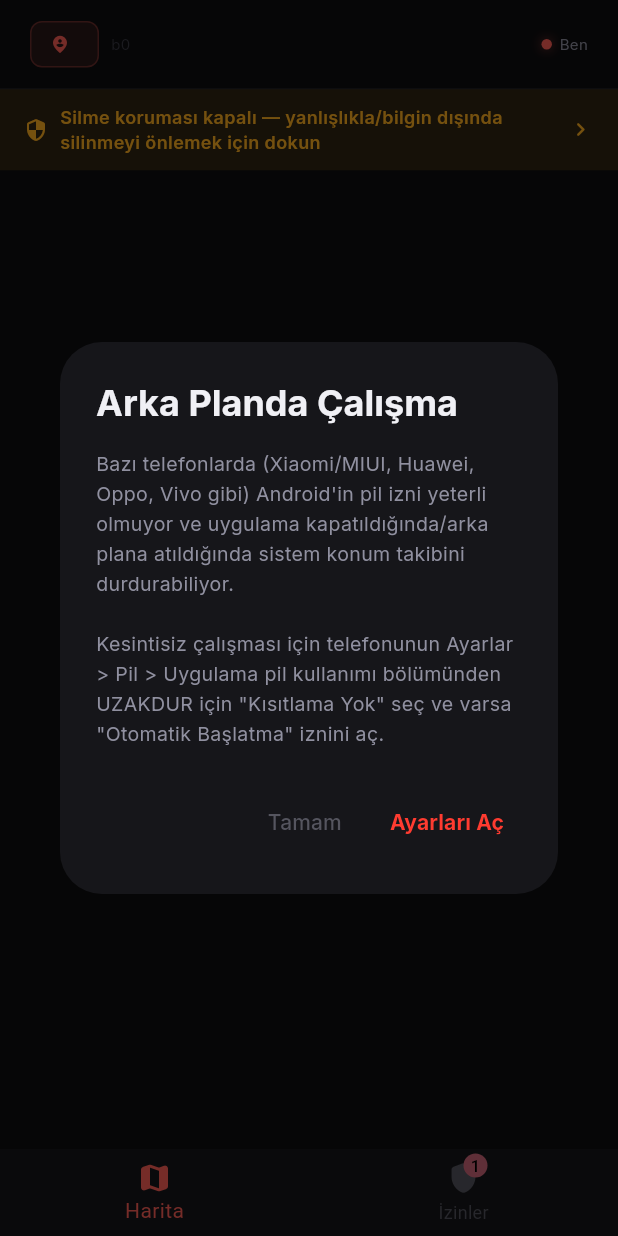
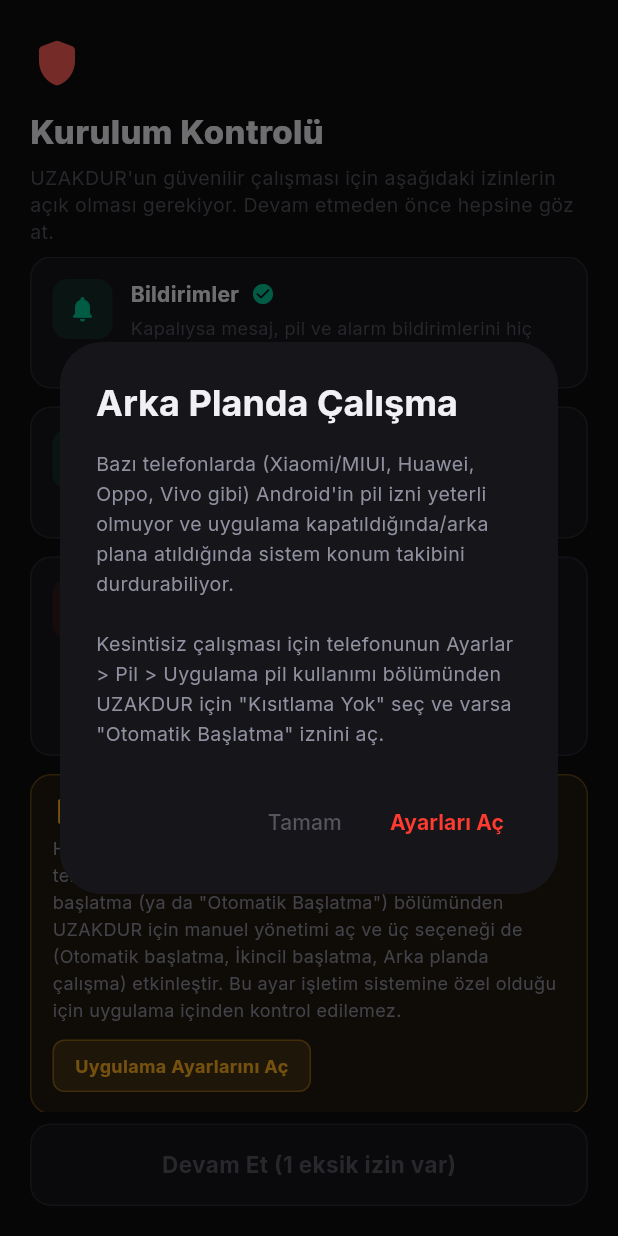
Before and after one commit to yusufbas34/UZAKDUR, a Flutter app: the MonitorScreen screen opened directly with empty values, on a phone screen of 412 x 824 dp. Run offline on Flutter 3.47's test engine with Material 3 defaults, Android fonts, the phone set to English and light mode, and no system bars; our stand-ins replace audioplayers, battery_plus, firebase_core, firebase_database, firebase_messaging, flutter_local_notifications and 6 more; missing offline and left inert: flutter_foreground_task, workmanager; accounts and stored records are empty; network calls fail; statements that could not run were skipped.

Commit message:
İlk açılışta zorunlu kurulum kontrolü ekle (sağlık kontrolü sihirbazı)
İlk kurulumda ya da hâlâ çözülmemiş bir izin sorunu varsa (bildirim, pil
kısıtlaması, silme koruması), uygulama tam ekran bir "Kurulum Kontrolü"
ekranı gösterip ana ekrana geçmeden önce hepsinin görülmesini zorunlu
kılıyor. Eksik izinle devam edilmek istenirse açık bir onay isteniyor
("Bu izinler açık olmadan ... çalışmayabilir. Yine de devam et?") — tam
engelleme değil ama artık kimse fark etmeden atlayamıyor.

```diff
--- a/lib/screens/monitor_screen.dart
+++ b/lib/screens/monitor_screen.dart
@@ -84,6 +84,9 @@ class _MonitorScreenState extends State<MonitorScreen>
   bool? _adminProtectionActive;
   bool? _batteryOptOn; // true: OS hâlâ pil kısıtlaması uyguluyor (kötü)
   int _bottomTab = 0;
+  // null: izinler henüz kontrol edilmedi (kısa bir yükleniyor ekranı
+  // gösterilir). true: kurulum kontrolü tam ekran gösteriliyor.
+  bool? _showGate;
   final List<LogEntry> _log = [];
   final _fmt = DateFormat('HH:mm:ss');
   final _battery = Battery();
@@ -122,14 +125,8 @@ class _MonitorScreenState extends State<MonitorScreen>
     _alarmAnim = CurvedAnimation(parent: _alarmCtrl, curve: Curves.easeInOut);
     WidgetsBinding.instance.addObserver(this);
     ForegroundTaskService.init();
-    _checkNotifPermission();
-    _checkBatteryOpt();
+    _initHealthGate();
     _start();
-    if (!_isProtected) {
-      // Silme koruması sadece uzaklaştırılan tarafta anlamlı — korunan
-      // tarafın uygulamayı silmesini engellemenin bir güvenlik amacı yok.
-      _checkDeviceAdmin();
-    }
     if (_isProtected) {
       _loadDisguiseState();
       // Ses tuşuna arka arkaya 3 kez basmak da (uygulama ön plandayken)
@@ -165,6 +162,50 @@ class _MonitorScreenState extends State<MonitorScreen>
     final status = await Permission.ignoreBatteryOptimizations.status;
     if (!mounted) return;
     setState(() => _batteryOptOn = !status.isGranted);
+  }
+
+  // Dağınık banner'lar kullanıcının bir tanesini atlayıp fark etmeden
+  // devam etmesine izin veriyordu — bu oturumdaki neredeyse tüm sorunların
+  // kökü buydu. İlk kurulumda (ya da hâlâ çözülmemiş bir sorun varsa) tüm
+  // izinleri tek bir tam ekran kontrolde, sırayla, ✓/✗ ile gösterip devam
+  // etmeden önce görülmesini zorunlu kılıyoruz.
+  Future<void> _initHealthGate() async {
+    final checks = <Future>[_checkNotifPermission(), _checkBatteryOpt()];
+    if (!_isProtected) checks.add(_checkDeviceAdmin());
+    await Future.wait(checks);
+    if (!mounted) return;
+    final prefs = await SharedPreferences.getInstance();
+    final done = prefs.getBool('setup_gate_done') ?? false;
+    setState(() => _showGate = !done || _permIssueCount > 0);
+  }
+
+  Future<void> _dismissGate() async {
+    final prefs = await SharedPreferences.getInstance();
+    await prefs.setBool('setup_gate_done', true);
+    if (!mounted) return;
+    setState(() => _showGate = false);
+  }
+
+  Future<void> _onGateContinueTap() async {
+    if (_permIssueCount > 0) {
+      final confirmed = await showDialog<bool>(
+        context: context,
+        builder: (ctx) => AlertDialog(
+          backgroundColor: AppColors.surface,
+          title: Text('Emin misin?', style: GoogleFonts.inter(fontWeight: FontWeight.w700, color: AppColors.textPrimary)),
+          content: Text(
+            'Bu izinler açık olmadan mesaj, alarm ya da konum takibi güvenilir çalışmayabilir. Yine de devam etmek istiyor musun?',
+            style: GoogleFonts.inter(color: AppColors.textSecondary, height: 1.4),
+          ),
+          actions: [
+            TextButton(onPressed: () => Navigator.pop(ctx, false), child: Text('Geri Dön', style: GoogleFonts.inter(color: AppColors.textMuted))),
+            TextButton(onPressed: () => Navigator.pop(ctx, true), child: Text('Yine de Devam Et', style: GoogleFonts.inter(color: AppColors.danger, fontWeight: FontWeight.w700))),
+          ],
+        ),
+      );
+      if (confirmed != true) return;
+    }
+    await _dismissGate();
   }
 
   Future<void> _loadDisguiseState() async {
@@ -854,7 +895,11 @@ class _MonitorScreenState extends State<MonitorScreen>
     return WithForegroundTask(
       child: AnnotatedRegion<SystemUiOverlayStyle>(
         value: SystemUiOverlayStyle.light,
-        child: Scaffold(
+        child: _showGate == null
+            ? const Scaffold(backgroundColor: AppColors.bg, body: Center(child: CircularProgressIndicator(color: AppColors.danger)))
+            : _showGate == true
+                ? _buildHealthGate()
+                : Scaffold(
                     backgroundColor: AppColors.bg,
                     body: AnimatedBuilder(
                       animation: _alarmAnim,
@@ -872,6 +917,48 @@ class _MonitorScreenState extends State<MonitorScreen>
       ),
     );
   }
+
+  Widget _buildHealthGate() => Scaffold(
+    backgroundColor: AppColors.bg,
+    body: SafeArea(child: Column(children: [
+      Padding(
+        padding: const EdgeInsets.fromLTRB(20, 24, 20, 8),
+        child: Column(crossAxisAlignment: CrossAxisAlignment.start, children: [
+          Icon(Icons.shield_rounded, color: _roleColor, size: 36),
+          const SizedBox(height: 12),
+          Text('Kurulum Kontrolü', style: GoogleFonts.inter(fontSize: 22, fontWeight: FontWeight.w800, color: AppColors.textPrimary)),
+          const SizedBox(height: 6),
+          Text(
+            'UZAKDUR\'un güvenilir çalışması için aşağıdaki izinlerin açık olması gerekiyor. Devam etmeden önce hepsine göz at.',
+            style: GoogleFonts.inter(fontSize: 13, color: AppColors.textMuted, height: 1.4),
+          ),
+        ]),
+      ),
+      Expanded(child: ListView(
+        padding: const EdgeInsets.symmetric(horizontal: 20),
+        children: _permissionCards(),
+      )),
+      Padding(
+        padding: const EdgeInsets.fromLTRB(20, 8, 20, 20),
+        child: SizedBox(width: double.infinity, child: GestureDetector(
+          onTap: _onGateContinueTap,
+          child: Container(
+            padding: const EdgeInsets.symmetric(vertical: 16),
+            decoration: BoxDecoration(
+              color: _permIssueCount > 0 ? AppColors.surface : _roleColor,
+              borderRadius: BorderRadius.circular(14),
+              border: _permIssueCount > 0 ? Border.all(color: AppColors.border) : null,
+            ),
+            alignment: Alignment.center,
+            child: Text(
+              _permIssueCount > 0 ? 'Devam Et ($_permIssueCount eksik izin var)' : 'Devam Et',
+              style: GoogleFonts.inter(fontSize: 15, fontWeight: FontWeight.w700, color: _permIssueCount > 0 ? AppColors.textMuted : Colors.white),
+            ),
+          ),
+        )),
+      ),
+    ])),
+  );
 
   Widget _buildMapTab() => Column(children: [
     if (_notifDenied) _buildNotifBanner(),
@@ -910,6 +997,13 @@ class _MonitorScreenState extends State<MonitorScreen>
       const SizedBox(height: 4),
       Text('Uygulamanın düzgün çalışması için gereken her şey tek yerde.', style: GoogleFonts.inter(fontSize: 12, color: AppColors.textMuted)),
       const SizedBox(height: 20),
+      ..._permissionCards(),
+    ],
+  );
+
+  // Hem pasif "İzinler" sekmesi hem de ilk açılış sihirbazı (bkz.
+  // _buildHealthGate) aynı kart listesini kullanır — tek yerden güncellenir.
+  List<Widget> _permissionCards() => [
     _permissionCard(
       icon: Icons.notifications_rounded,
       title: 'Bildirimler',
@@ -946,8 +1040,7 @@ class _MonitorScreenState extends State<MonitorScreen>
     ],
     const SizedBox(height: 12),
     _oemInfoCard(),
-    ],
-  );
+  ];
 
   Widget _permissionCard({
     required IconData icon,
```
Lines whose indentation alone changed are shown as unchanged.
